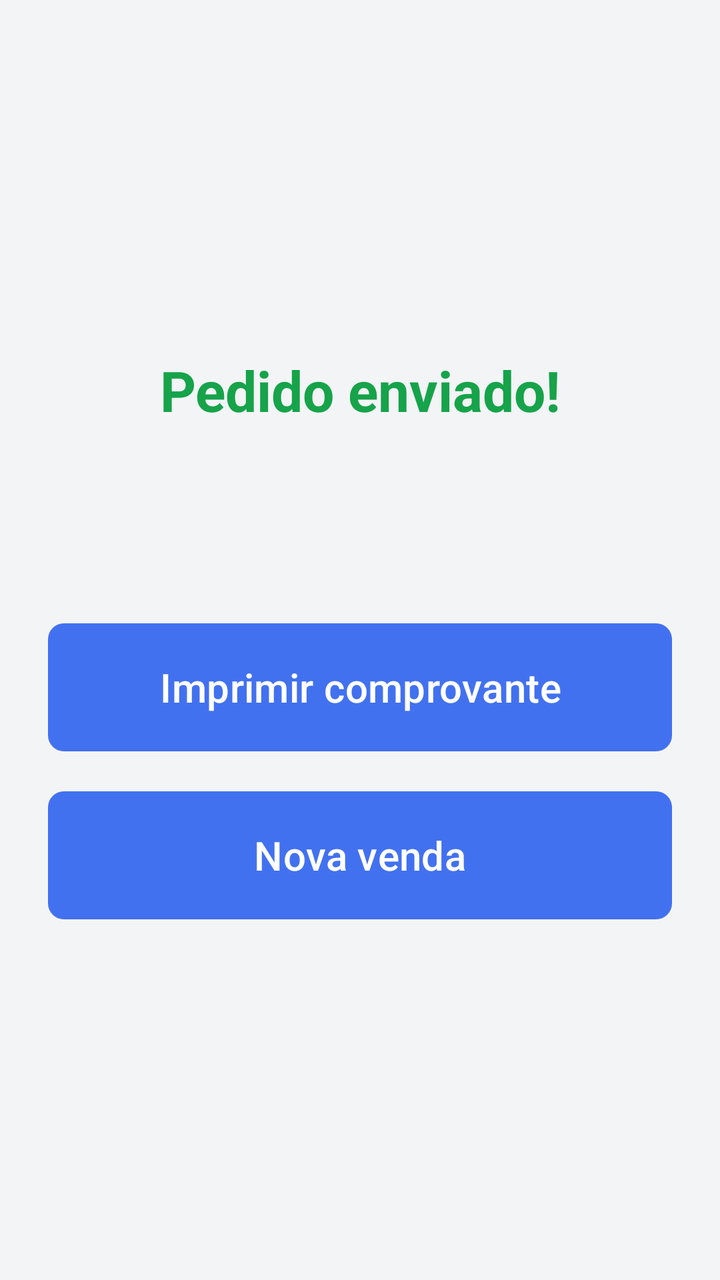
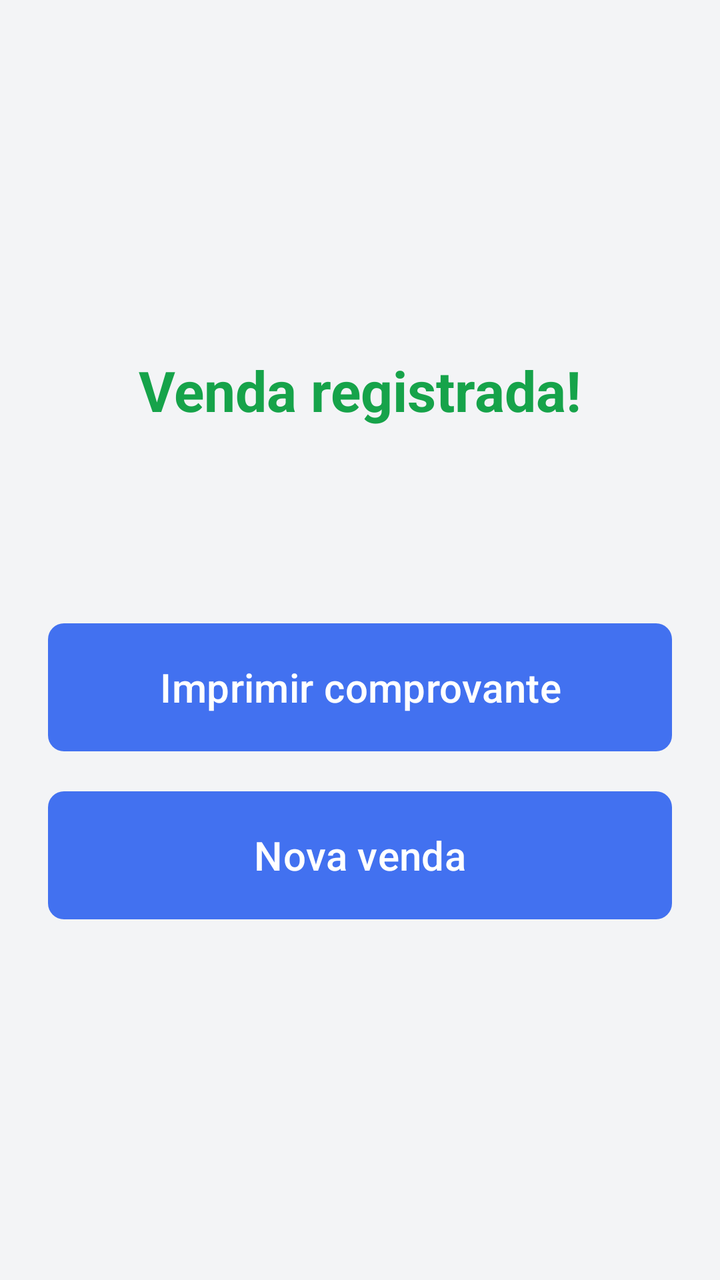

Two renders of the same Android screen: before a commit and after it. Below are the layout's source before the change and the commit's diff.
<!-- AndroidManifest.xml: application theme Theme.POSmaisgestao -->
<!-- res/layout/activity_sucesso.xml -->
<?xml version="1.0" encoding="utf-8"?>
<LinearLayout xmlns:android="http://schemas.android.com/apk/res/android"
    android:layout_width="match_parent"
    android:layout_height="match_parent"
    android:gravity="center"
    android:orientation="vertical"
    android:padding="24dp">

    <TextView
        android:layout_width="match_parent"
        android:layout_height="wrap_content"
        android:gravity="center"
        android:text="@string/venda_enviada"
        android:textColor="@color/dinheiro"
        android:textSize="28sp"
        android:textStyle="bold" />

    <TextView
        android:id="@+id/txtCodigoPedido"
        android:layout_width="match_parent"
        android:layout_height="wrap_content"
        android:layout_marginTop="16dp"
        android:gravity="center"
        android:textSize="20sp" />

    <TextView
        android:id="@+id/txtNfceStatus"
        android:layout_width="match_parent"
        android:layout_height="wrap_content"
        android:layout_marginTop="8dp"
        android:gravity="center"
        android:textColor="@color/muted_foreground"
        android:textSize="14sp" />

    <com.google.android.material.button.MaterialButton
        android:id="@+id/btnImprimir"
        style="@style/PosBigButton"
        android:layout_width="match_parent"
        android:layout_height="wrap_content"
        android:layout_marginTop="24dp"
        android:text="@string/imprimir_comprovante" />

    <com.google.android.material.button.MaterialButton
        android:id="@+id/btnNovaVenda"
        style="@style/PosBigButton"
        android:layout_width="match_parent"
        android:layout_height="wrap_content"
        android:layout_marginTop="12dp"
        android:text="@string/nova_venda" />
</LinearLayout>
<!-- resources referenced by this layout -->
<resources>
  <color name="dinheiro">#16A34A</color>
  <color name="muted_foreground">#374151</color>
  <string name="imprimir_comprovante">Imprimir comprovante</string>
  <string name="nova_venda">Nova venda</string>
  <string name="venda_enviada">Pedido enviado!</string>
  <style name="PosBigButton" parent="Widget.Material3.Button">
          <item name="android:minHeight">72dp</item>
          <item name="android:textSize">20sp</item>
          <item name="android:textAllCaps">false</item>
          <item name="cornerRadius">8dp</item>
          <item name="backgroundTint">@color/primary</item>
          <item name="android:textColor">@color/primary_foreground</item>
      </style>
  <style name="Theme.POSmaisgestao" parent="Base.Theme.POSmaisgestao" />
  <color name="primary">#4271F0</color>
  <color name="primary_foreground">#FFFFFF</color>
  <style name="Base.Theme.POSmaisgestao" parent="Theme.Material3.Light.NoActionBar">
          <item name="colorPrimary">@color/primary</item>
          <item name="colorPrimaryDark">@color/primary_dark</item>
          <item name="colorSecondary">@color/accent</item>
          <item name="colorOnPrimary">@color/primary_foreground</item>
          <item name="colorOnSurface">@color/foreground</item>
          <item name="colorOnBackground">@color/foreground</item>
          <item name="android:statusBarColor">@color/primary_dark</item>
          <item name="android:windowBackground">@color/surface</item>
          <item name="android:colorBackground">@color/background</item>
          <item name="android:textColorPrimary">@color/foreground</item>
          <item name="android:textColorSecondary">@color/muted_foreground</item>
          <item name="android:textColor">@color/foreground</item>
          <item name="android:textColorHint">@color/muted_foreground</item>
      </style>
  <color name="primary_dark">#0B42DA</color>
  <color name="accent">#D0D9F1</color>
  <color name="foreground">#111827</color>
  <color name="surface">#F3F4F6</color>
  <color name="background">#FFFFFF</color>
</resources>

<!-- the commit's change to res/layout/activity_sucesso.xml (unified diff, before → after) -->
@@ -7,6 +7,7 @@
     android:padding="24dp">
 
     <TextView
+        android:id="@+id/txtTituloSucesso"
         android:layout_width="match_parent"
         android:layout_height="wrap_content"
         android:gravity="center"
@@ -29,7 +30,7 @@
         android:layout_height="wrap_content"
         android:layout_marginTop="8dp"
         android:gravity="center"
-        android:textColor="@color/muted_foreground"
+        android:textColor="@color/foreground"
         android:textSize="14sp" />
 
     <com.google.android.material.button.MaterialButton
<!-- resource entries referenced after the edit -->
@@ -4,7 +4,7 @@
   <color name="muted_foreground">#374151</color>
   <string name="imprimir_comprovante">Imprimir comprovante</string>
   <string name="nova_venda">Nova venda</string>
-  <string name="venda_enviada">Pedido enviado!</string>
+  <string name="venda_enviada">Venda registrada!</string>
   <style name="PosBigButton" parent="Widget.Material3.Button">
           <item name="android:minHeight">72dp</item>
           <item name="android:textSize">20sp</item>
